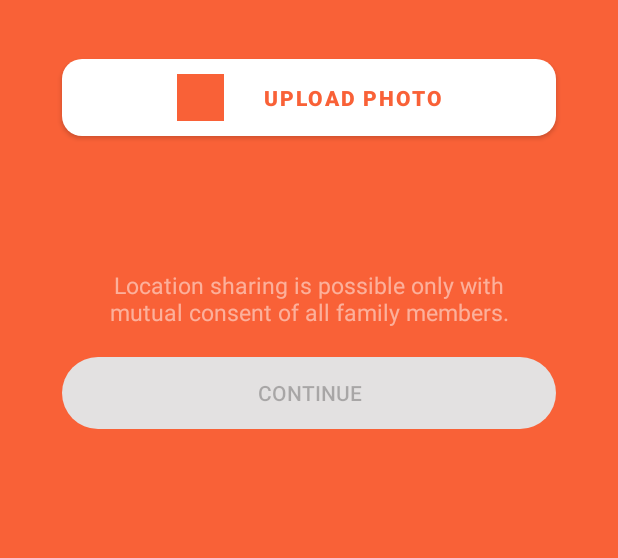
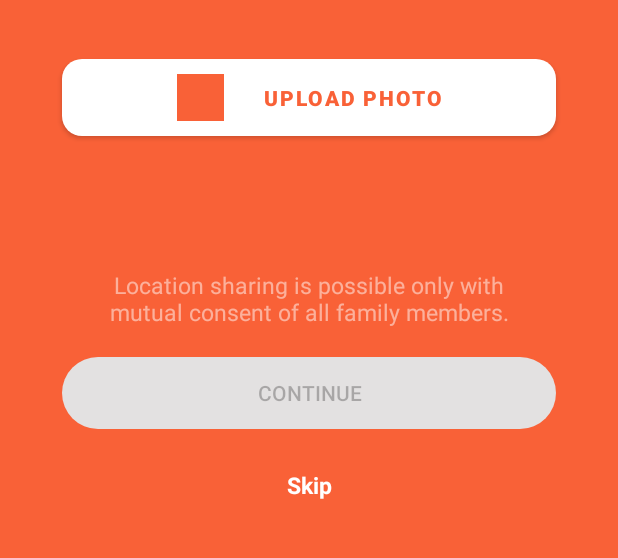
Before and after one commit to shero333/Locator360Uprock, an Android app: the AddProfilePictureActivity screen opened directly, with no data from a screen before it, on a phone screen of 412 x 824 dp, the part 574-1132 px from its top. Run offline under Robolectric (Android 15) with nearby library versions, the phone set to English and light mode, and no system bars; our stand-ins replace sdp/ssp sizes; pictures from the network do not load.

```diff
--- a/app/src/main/AndroidManifest.xml
+++ b/app/src/main/AndroidManifest.xml
@@ -5,10 +5,12 @@
 
     <uses-permission android:name="android.permission.INTERNET" />
     <uses-permission android:name="android.permission.CAMERA"/>
+    <uses-permission android:name="android.permission.ACCESS_BACKGROUND_LOCATION"/>
     <uses-permission android:name="android.permission.ACCESS_FINE_LOCATION"/>
     <uses-permission android:name="android.permission.ACCESS_COARSE_LOCATION"/>
     <uses-permission android:name="android.permission.READ_EXTERNAL_STORAGE"/>
     <uses-permission android:name="android.permission.WRITE_EXTERNAL_STORAGE"/>
+    <uses-permission android:name="android.permission.MANAGE_EXTERNAL_STORAGE"/>
 
     <application
         android:name=".Application.App"
@@ -17,6 +19,8 @@
         android:fullBackupContent="@xml/backup_rules"
         android:icon="@mipmap/ic_launcher"
         android:label="@string/app_name"
+        android:hardwareAccelerated="true"
+        android:largeHeap="true"
         android:roundIcon="@mipmap/ic_launcher_round"
         android:supportsRtl="true"
         android:theme="@style/Theme.Locator360"
--- a/app/src/main/java/com/hammad/locator360/Util/Constants.java
+++ b/app/src/main/java/com/hammad/locator360/Util/Constants.java
@@ -9,6 +9,7 @@ public class Constants {
     public static final String LAST_NAME = "lastName";
     public static final String EMAIL = "email";
     public static final String PASSWORD = "password";
+    public static final String IMAGE_PATH = "imagePath";
 
     public static final String NULL = "null";
 
@@ -17,5 +18,6 @@ public class Constants {
     /*public static final int REQUEST_CODE_COARSE_LOCATION = 3;*/
     public static final int REQUEST_CODE_STORAGE = 3;
     /*public static final int REQUEST_CODE_WRITE_STORAGE = 5;*/
+    public static final int REQUEST_CODE_BACKGROUND_LOCATION = 4;
 
 }
--- a/app/src/main/res/layout/activity_add_profile_picture.xml
+++ b/app/src/main/res/layout/activity_add_profile_picture.xml
@@ -129,4 +129,18 @@
         app:layout_constraintTop_toTopOf="parent"
         app:layout_constraintBottom_toBottomOf="parent"/>
 
+    <TextView
+        android:id="@+id/txt_skip"
+        android:layout_width="wrap_content"
+        android:layout_height="wrap_content"
+        android:text="Skip"
+        android:textColor="@color/white"
+        android:textSize="@dimen/_12ssp"
+        android:textStyle="bold"
+        android:padding="@dimen/_10sdp"
+        android:layout_marginTop="@dimen/_10sdp"
+        app:layout_constraintStart_toStartOf="@id/btn_cont_add_profile_pic"
+        app:layout_constraintEnd_toEndOf="@id/btn_cont_add_profile_pic"
+        app:layout_constraintTop_toBottomOf="@id/btn_cont_add_profile_pic"/>
+
 </androidx.constraintlayout.widget.ConstraintLayout>
--- a/app/src/main/res/layout/activity_request_permission.xml
+++ b/app/src/main/res/layout/activity_request_permission.xml
@@ -20,11 +20,6 @@
         app:layout_constraintStart_toStartOf="parent"
         app:layout_constraintEnd_toEndOf="parent"
         app:layout_constraintTop_toTopOf="parent"/>
-
-    <ImageView
-        android:layout_width="0dp"
-        android:layout_height="@dimen/_100sdp"
-        app:layout_constraintWidth_percent="0.6"/>
 
     <TextView
         android:id="@+id/txt_footer_request_permission"
```
Also changed, not shown: app/src/main/java/com/hammad/locator360/OneTimeScreens/AddProfilePictureActivity.java (+127 -10 lines), app/src/main/java/com/hammad/locator360/Permission/Permissions.java (+17 -3 lines), app/src/main/java/com/hammad/locator360/SharedPreference/SharedPreference.java (+9 -0 lines).
